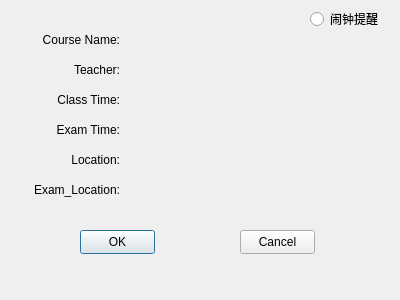
The window that course_info.ui (jrcdizumi/schedule) describes before a commit, drawn with Qt 5.
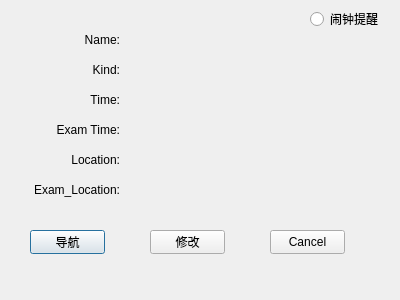
The same window after the commit.

What changed in the file:
```diff
--- a/course_info.ui
+++ b/course_info.ui
@@ -23,7 +23,7 @@
     </rect>
    </property>
    <property name="text">
-    <string>Course Name:</string>
+    <string>Name:</string>
    </property>
    <property name="alignment">
     <set>Qt::AlignRight|Qt::AlignTrailing|Qt::AlignVCenter</set>
@@ -39,7 +39,7 @@
     </rect>
    </property>
    <property name="text">
-    <string>Teacher:</string>
+    <string>Kind:</string>
    </property>
    <property name="alignment">
     <set>Qt::AlignRight|Qt::AlignTrailing|Qt::AlignVCenter</set>
@@ -55,7 +55,7 @@
     </rect>
    </property>
    <property name="text">
-    <string>Class Time:</string>
+    <string>Time:</string>
    </property>
    <property name="alignment">
     <set>Qt::AlignRight|Qt::AlignTrailing|Qt::AlignVCenter</set>
@@ -149,20 +149,20 @@
   <widget class="QPushButton" name="ok_button">
    <property name="geometry">
     <rect>
-     <x>80</x>
+     <x>30</x>
      <y>230</y>
      <width>75</width>
      <height>24</height>
     </rect>
    </property>
    <property name="text">
-    <string>OK</string>
+    <string>导航</string>
    </property>
   </widget>
   <widget class="QPushButton" name="cancel_button">
    <property name="geometry">
     <rect>
-     <x>240</x>
+     <x>270</x>
      <y>230</y>
      <width>75</width>
      <height>24</height>
@@ -211,6 +211,19 @@
     <string>闹钟提醒</string>
    </property>
   </widget>
+  <widget class="QPushButton" name="ok_button_2">
+   <property name="geometry">
+    <rect>
+     <x>150</x>
+     <y>230</y>
+     <width>75</width>
+     <height>24</height>
+    </rect>
+   </property>
+   <property name="text">
+    <string>修改</string>
+   </property>
+  </widget>
  </widget>
  <resources/>
  <connections/>
```
